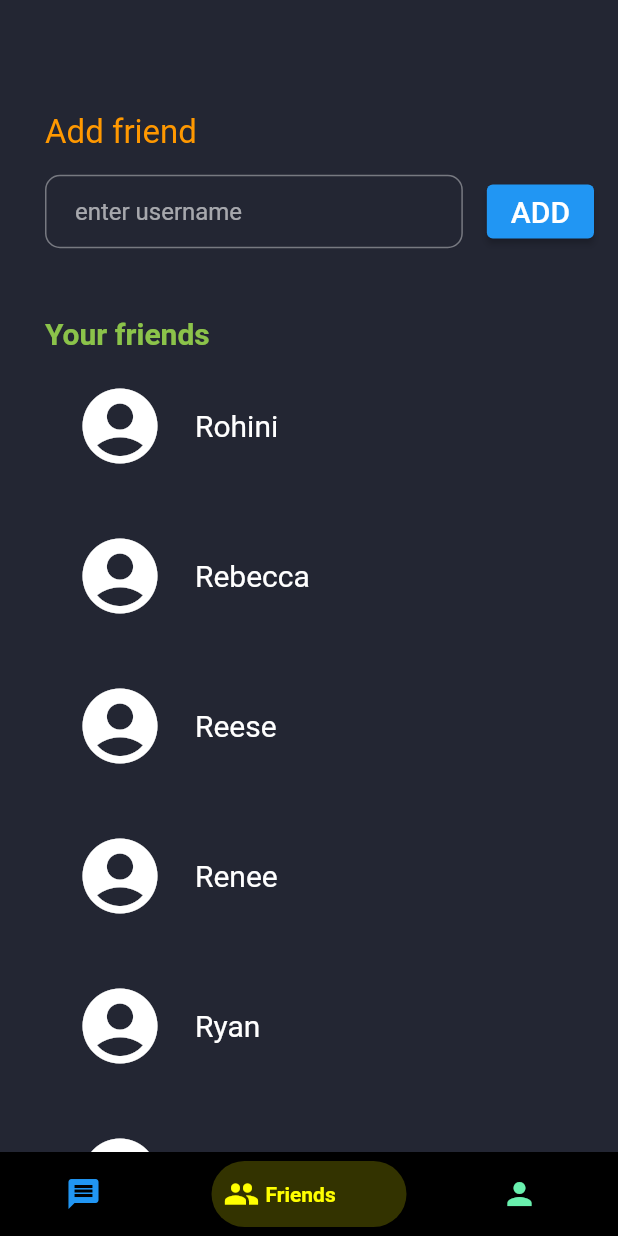
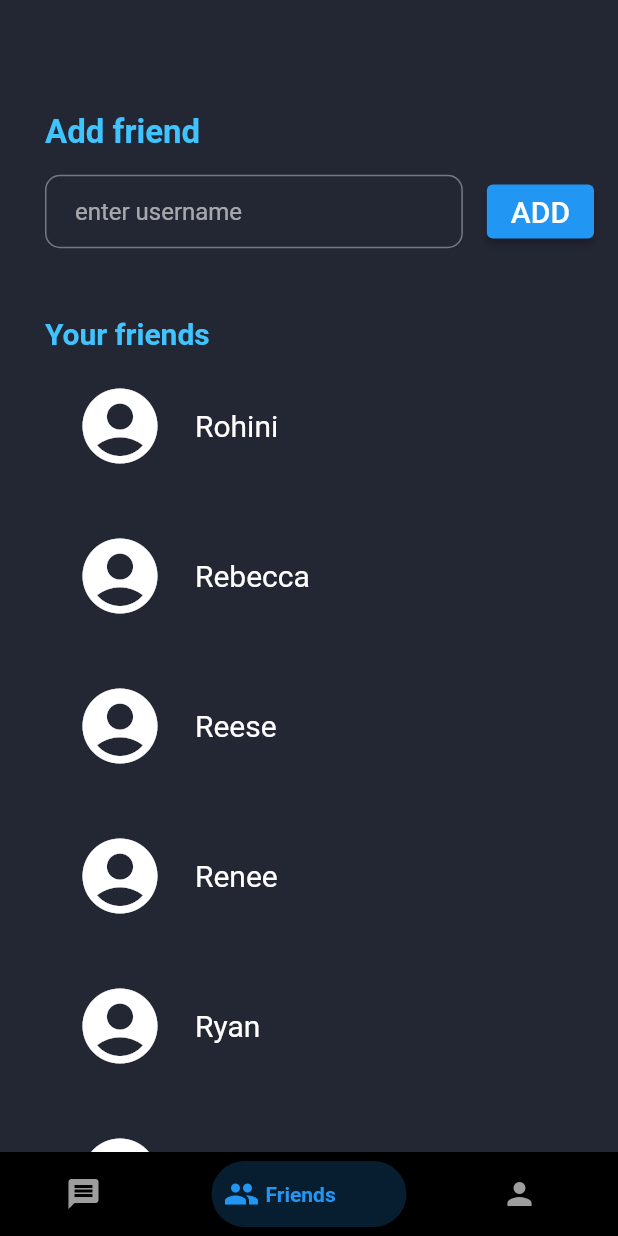
Before and after one commit to vishalsharma0657/s-chat, a Flutter app: the ListPage screen opened directly, item 2 of the bottom bar chosen, on a phone screen of 412 x 824 dp. Run offline on Flutter 3.47's test engine with Material 2 defaults, Android fonts, the phone set to English and light mode, and no system bars; drawn by our look-alikes of bottom_navy_bar.

Commit message:
change color of 'add friend' and 'your friends' heading in friends_page

```diff
--- a/lib/Friend_list/Friends/friends_page.dart
+++ b/lib/Friend_list/Friends/friends_page.dart
@@ -14,7 +14,10 @@ class FriendsPage extends StatelessWidget {
         children: [
           const Text(
             'Add friend',
-            style: TextStyle(fontSize: 22, color: Colors.orange),
+            style: TextStyle(
+                fontSize: 22,
+                fontWeight: FontWeight.bold,
+                color: Colors.lightBlueAccent),
           ),
           Row(
             children: [
@@ -56,7 +59,7 @@ class FriendsPage extends StatelessWidget {
             style: TextStyle(
                 fontSize: 20,
                 fontWeight: FontWeight.bold,
-                color: Colors.lightGreen),
+                color: Colors.lightBlueAccent),
           ),
           Expanded(
             child: ListView.builder(
--- a/lib/Friend_list/listpage.dart
+++ b/lib/Friend_list/listpage.dart
@@ -26,21 +26,24 @@ class _ListPageState extends State<ListPage> {
           showElevation: false, // use this to remove appBar's elevation
           onItemSelected: (index) => setState(() {
             _selectedIndex = index;
-            const Duration(milliseconds: 100);
+            const Duration(microseconds: 50);
           }),
           items: [
             BottomNavyBarItem(
                 icon: const Icon(Icons.message),
                 title: const Text('Messages'),
+                inactiveColor: Colors.grey,
                 activeColor: Colors.blue),
             BottomNavyBarItem(
                 icon: const Icon(Icons.people),
                 title: const Text('Friends'),
-                activeColor: Colors.yellowAccent),
+                inactiveColor: Colors.grey,
+                activeColor: Colors.blue),
             BottomNavyBarItem(
                 icon: const Icon(Icons.person),
                 title: const Text('Account'),
-                activeColor: Colors.greenAccent),
+                inactiveColor: Colors.grey,
+                activeColor: Colors.blue),
           ],
         ));
   }
```
